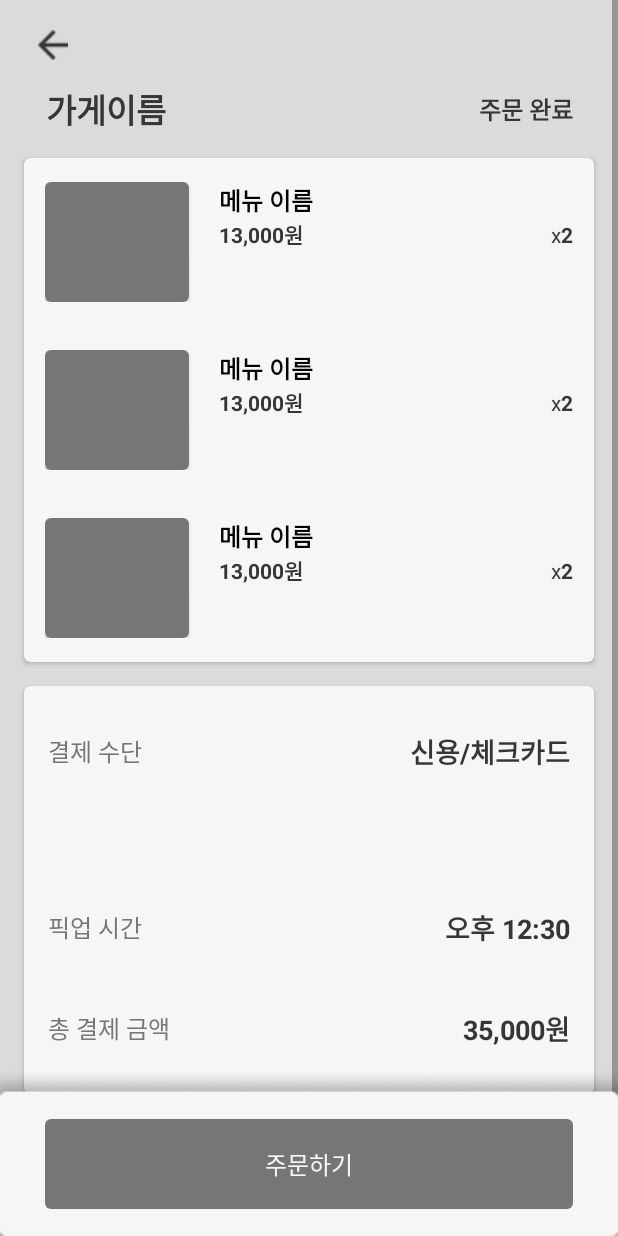
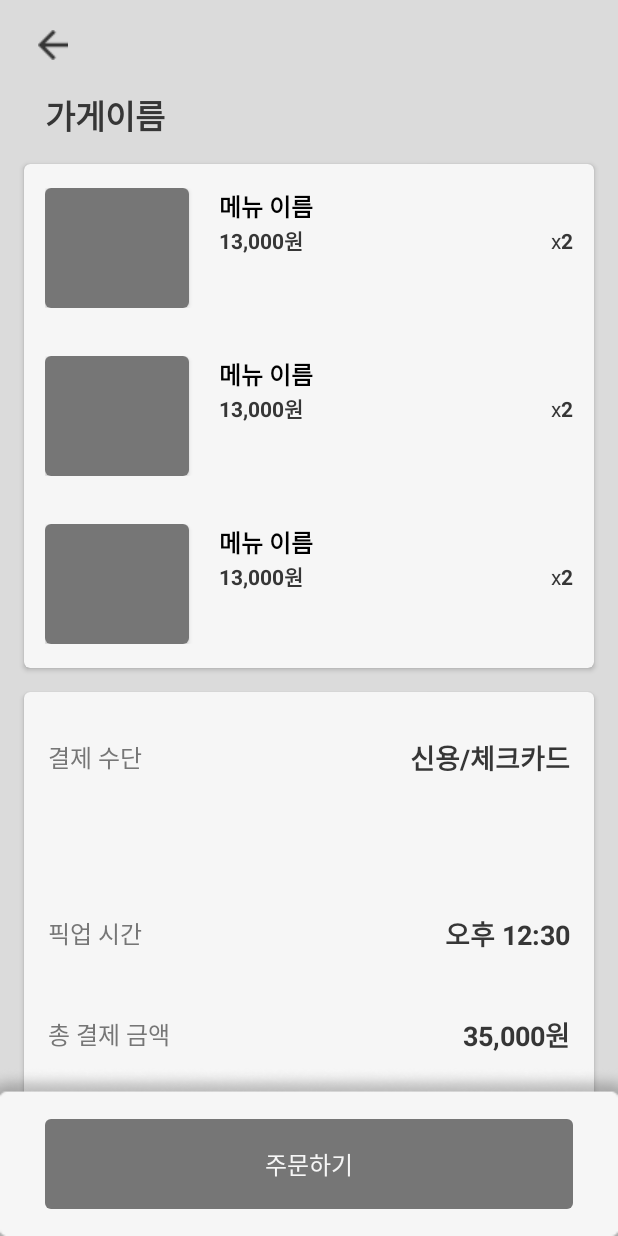
Before and after one commit to PackItProject/PACK_IT_Android, an Android app: the layout fragment_order_history_detailed.xml on its own in the app's theme, with its tools: preview values and no code run, on a phone screen of 412 x 824 dp. Run offline under Robolectric (Android 15) with nearby library versions, the phone set to English and light mode, and no system bars.

Commit message:
[Feat] 주문내역 상세 페이지 NestedScrollView로 수정 및 id 이름 변경

```diff
--- a/app/src/main/res/layout/fragment_cart.xml
+++ b/app/src/main/res/layout/fragment_cart.xml
@@ -6,7 +6,7 @@
     android:layout_width="match_parent"
     android:layout_height="match_parent"
     android:background="@color/background_grey">
-<ScrollView
+<androidx.core.widget.NestedScrollView
     android:layout_width="match_parent"
     android:layout_height="match_parent">
     <androidx.constraintlayout.widget.ConstraintLayout
@@ -206,7 +206,7 @@
         </LinearLayout>
     </androidx.cardview.widget.CardView>
     </androidx.constraintlayout.widget.ConstraintLayout>
-</ScrollView>
+</androidx.core.widget.NestedScrollView>
     <!-- 하단부 -->
     <ImageView
         android:id="@+id/cart_button_background_iv"
--- a/app/src/main/res/layout/fragment_order_history_detailed.xml
+++ b/app/src/main/res/layout/fragment_order_history_detailed.xml
@@ -6,104 +6,85 @@
     android:layout_width="match_parent"
     android:layout_height="match_parent"
     android:background="@color/background_grey">
-<ScrollView
+
+    <!-- 중간 부분 -->
+    <androidx.core.widget.NestedScrollView
+        android:id="@+id/nested_scroll_view"
         android:layout_width="match_parent"
-    android:layout_height="match_parent">
-
+        android:layout_height="0dp"
+        app:layout_constraintTop_toBottomOf="@id/action_bar_layout"
+        app:layout_constraintBottom_toBottomOf="@id/button_background_iv">
 
         <androidx.constraintlayout.widget.ConstraintLayout
             android:layout_width="match_parent"
             android:layout_height="match_parent">
 
-    <!-- 상단부 -->
-    <ImageView
-        android:id="@+id/order_detailed_back_btn_iv"
-        android:layout_width="wrap_content"
-        android:layout_height="wrap_content"
-        android:src="@drawable/img_back_grey"
-        android:layout_marginTop="20dp"
-        android:layout_marginStart="25dp"
-        app:layout_constraintTop_toTopOf="parent"
-        app:layout_constraintStart_toStartOf="parent" />
-
+            <!-- 가게 이름 -->
             <TextView
-        android:id="@+id/order_detailed_store_name_tv"
+                android:id="@+id/store_name_tv"
                 android:layout_width="wrap_content"
                 android:layout_height="wrap_content"
                 android:text="가게이름"
                 android:textSize="22sp"
                 android:textColor="@color/dark_grey"
                 android:textStyle="bold"
-        android:layout_marginTop="16dp"
-        android:layout_marginStart="5dp"
-        app:layout_constraintTop_toBottomOf="@id/order_detailed_back_btn_iv"
-        app:layout_constraintStart_toStartOf="@id/order_detailed_back_btn_iv" />
+                android:layout_marginStart="30dp"
+                app:layout_constraintTop_toTopOf="parent"
+                app:layout_constraintStart_toStartOf="parent" />
 
-    <TextView
-        android:id="@+id/order_detailed_order_status_tv"
-        android:layout_width="wrap_content"
-        android:layout_height="wrap_content"
-        android:text="주문 완료"
-        android:textColor="@color/dark_grey"
-        android:textStyle="bold"
-        android:textSize="16sp"
-        android:layout_marginEnd="30dp"
-        app:layout_constraintTop_toTopOf="@id/order_detailed_store_name_tv"
-        app:layout_constraintBottom_toBottomOf="@id/order_detailed_store_name_tv"
-        app:layout_constraintEnd_toEndOf="parent" />
-
-    <!-- 중간 부분 -->
-    <!-- 주문한 메뉴 리스트 -->
+            <!-- 주문한 메뉴 리스트 (리사이클러 뷰 사용) -->
             <androidx.cardview.widget.CardView
-        android:id="@+id/order_detailed_list_background_view"
+                android:id="@+id/menu_list_view"
                 android:layout_width="0dp"
                 android:layout_height="wrap_content"
                 android:layout_marginTop="16dp"
                 android:layout_marginHorizontal="16dp"
                 app:layout_constraintStart_toStartOf="parent"
                 app:layout_constraintEnd_toEndOf="parent"
-        app:layout_constraintTop_toBottomOf="@id/order_detailed_store_name_tv"
+                app:layout_constraintTop_toBottomOf="@id/store_name_tv"
                 style="@style/RoundCardView">
 
                 <androidx.recyclerview.widget.RecyclerView
-            android:id="@+id/order_detailed_list_recycler_view"
+                    android:id="@+id/menu_list_recycler_view"
                     android:layout_width="match_parent"
                     android:layout_height="wrap_content"
                     android:orientation="vertical"
+                    android:overScrollMode="never"
+                    android:nestedScrollingEnabled="false"
                     app:layoutManager="androidx.recyclerview.widget.LinearLayoutManager"
                     tools:listitem="@layout/item_order_detailed_menu"/>
             </androidx.cardview.widget.CardView>
 
             <!-- 주문 내역 정보 -->
             <androidx.cardview.widget.CardView
-        android:id="@+id/order_detailed_receipt_background_view"
+                android:id="@+id/receipt_view"
                 android:layout_width="0dp"
                 android:layout_height="wrap_content"
                 android:layout_marginTop="16dp"
                 android:layout_marginHorizontal="16dp"
-        android:layout_marginBottom="150dp"
+                android:layout_marginBottom="140dp"
                 app:layout_constraintStart_toStartOf="parent"
                 app:layout_constraintEnd_toEndOf="parent"
+                app:layout_constraintTop_toBottomOf="@id/menu_list_view"
                 app:layout_constraintBottom_toBottomOf="parent"
-        app:layout_constraintTop_toBottomOf="@id/order_detailed_list_background_view"
                 style="@style/RoundCardView">
 
                 <LinearLayout
-            android:id="@+id/order_detailed_vertical_align"
+                    android:id="@+id/receipt_vertical_layout"
                     android:layout_width="match_parent"
                     android:layout_height="match_parent"
                     android:orientation="vertical">
 
                     <!-- 결제 수단 -->
                     <RelativeLayout
-                android:id="@+id/order_detailed_horizontal_align_01"
+                        android:id="@+id/receipt_payment_layout"
                         android:layout_width="match_parent"
                         android:layout_height="wrap_content"
                         android:layout_marginTop="30dp"
                         android:paddingHorizontal="16dp" >
 
                         <TextView
-                    android:id="@+id/order_detailed_payment_01_tv"
+                            android:id="@+id/receipt_payment_01_tv"
                             android:layout_width="wrap_content"
                             android:layout_height="wrap_content"
                             android:text="결제 수단"
@@ -112,7 +93,7 @@
                             style="@style/GreyText"/>
 
                         <TextView
-                    android:id="@+id/order_detailed_payment_02_tv"
+                            android:id="@+id/receipt_payment_02_tv"
                             android:layout_width="wrap_content"
                             android:layout_height="wrap_content"
                             android:text="신용/체크카드"
@@ -125,14 +106,14 @@
 
                     <!-- 픽업 시간 -->
                     <RelativeLayout
-                android:id="@+id/order_detailed_horizontal_align_02"
+                        android:id="@+id/receipt_pick_up_layout"
                         android:layout_width="match_parent"
                         android:layout_height="wrap_content"
                         android:layout_marginTop="90dp"
                         android:paddingHorizontal="16dp">
 
                         <TextView
-                    android:id="@+id/order_detailed_pick_up_01_tv"
+                            android:id="@+id/receipt_pick_up_01_tv"
                             android:layout_width="wrap_content"
                             android:layout_height="wrap_content"
                             android:text="픽업 시간"
@@ -141,7 +122,7 @@
                             style="@style/GreyText" />
 
                         <TextView
-                    android:id="@+id/order_detailed_pick_up_02_tv"
+                            android:id="@+id/receipt_pick_up_02_tv"
                             android:layout_width="wrap_content"
                             android:layout_height="wrap_content"
                             android:text="오후 12:30"
@@ -154,7 +135,7 @@
 
                     <!-- 총 결제 금액 -->
                     <RelativeLayout
-                android:id="@+id/order_detailed_horizontal_align_03"
+                        android:id="@+id/receipt_total_price_layout"
                         android:layout_width="match_parent"
                         android:layout_height="wrap_content"
                         android:layout_marginTop="40dp"
@@ -162,7 +143,7 @@
                         android:paddingHorizontal="16dp">
 
                         <TextView
-                    android:id="@+id/order_detailed_total_price_01_tv"
+                            android:id="@+id/receipt_total_price_01_tv"
                             android:layout_width="wrap_content"
                             android:layout_height="wrap_content"
                             android:text="총 결제 금액"
@@ -171,7 +152,7 @@
                             style="@style/GreyText" />
 
                         <TextView
-                    android:id="@+id/order_detailed_total_price_02_tv"
+                            android:id="@+id/receipt_total_price_02_tv"
                             android:layout_width="wrap_content"
                             android:layout_height="wrap_content"
                             android:text="35,000원"
@@ -184,10 +165,30 @@
                 </LinearLayout>
             </androidx.cardview.widget.CardView>
         </androidx.constraintlayout.widget.ConstraintLayout>
-</ScrollView>
+    </androidx.core.widget.NestedScrollView>
+
+    <!-- 상단부 (백버튼) -->
+    <LinearLayout
+        android:id="@+id/action_bar_layout"
+        android:layout_width="match_parent"
+        android:layout_height="wrap_content"
+        android:gravity="center|start"
+        android:background="@color/background_grey"
+        android:paddingVertical="20dp"
+        android:paddingStart="25dp"
+        app:layout_constraintStart_toStartOf="parent"
+        app:layout_constraintTop_toTopOf="parent">
+
+        <ImageView
+            android:id="@+id/back_btn_iv"
+            android:layout_width="wrap_content"
+            android:layout_height="wrap_content"
+            android:src="@drawable/img_back_grey" />
+    </LinearLayout>
+
     <!-- 하단부 -->
     <ImageView
-        android:id="@+id/order_detailed_button_background_iv"
+        android:id="@+id/button_background_iv"
         android:layout_width="match_parent"
         android:layout_height="wrap_content"
         android:src="@drawable/img_upper_shadow"
@@ -197,7 +198,7 @@
         app:layout_constraintStart_toStartOf="parent" />
 
     <Button
-        android:id="@+id/order_detailed_order_btn"
+        android:id="@+id/order_btn"
         android:layout_width="0dp"
         android:layout_height="60dp"
         android:layout_marginHorizontal="30dp"
@@ -205,7 +206,7 @@
         android:layout_marginBottom="18dp"
         app:layout_constraintEnd_toEndOf="parent"
         app:layout_constraintStart_toStartOf="parent"
-        app:layout_constraintBottom_toBottomOf="@id/order_detailed_button_background_iv"
+        app:layout_constraintBottom_toBottomOf="@id/button_background_iv"
         style="@style/BottomRoundButton" />
 
 </androidx.constraintlayout.widget.ConstraintLayout>
```
Lines whose indentation alone changed are shown as unchanged.
